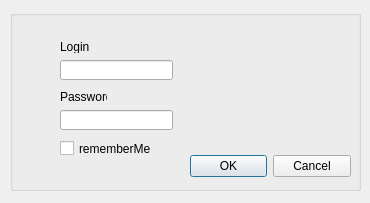
The window that !!Trata/TraTa/authentication_dialog.ui (Atomicall/5_sem) describes before a commit, drawn with Qt 5.
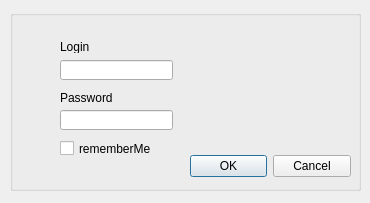
The same window after the commit.

```diff
--- a/!!Trata/TraTa/authentication_dialog.ui
+++ b/!!Trata/TraTa/authentication_dialog.ui
@@ -63,8 +63,8 @@
      <rect>
       <x>50</x>
       <y>80</y>
-      <width>47</width>
-      <height>13</height>
+      <width>71</width>
+      <height>16</height>
      </rect>
     </property>
     <property name="text">
```
Left out of the diff: 35 changed lines with no effect on the pictures.
